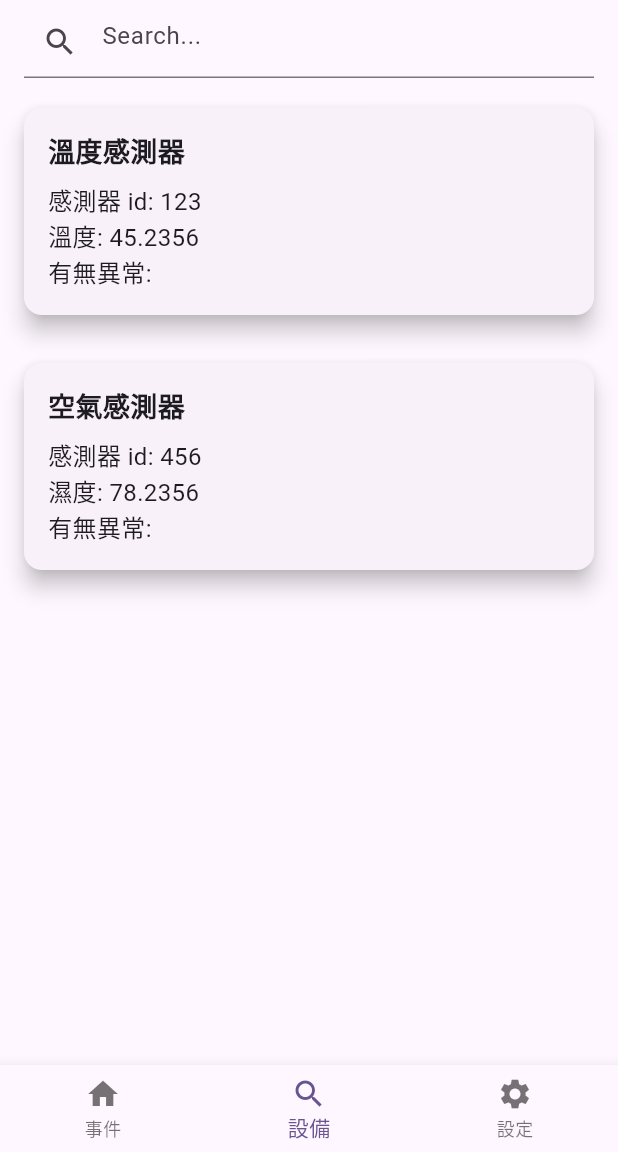
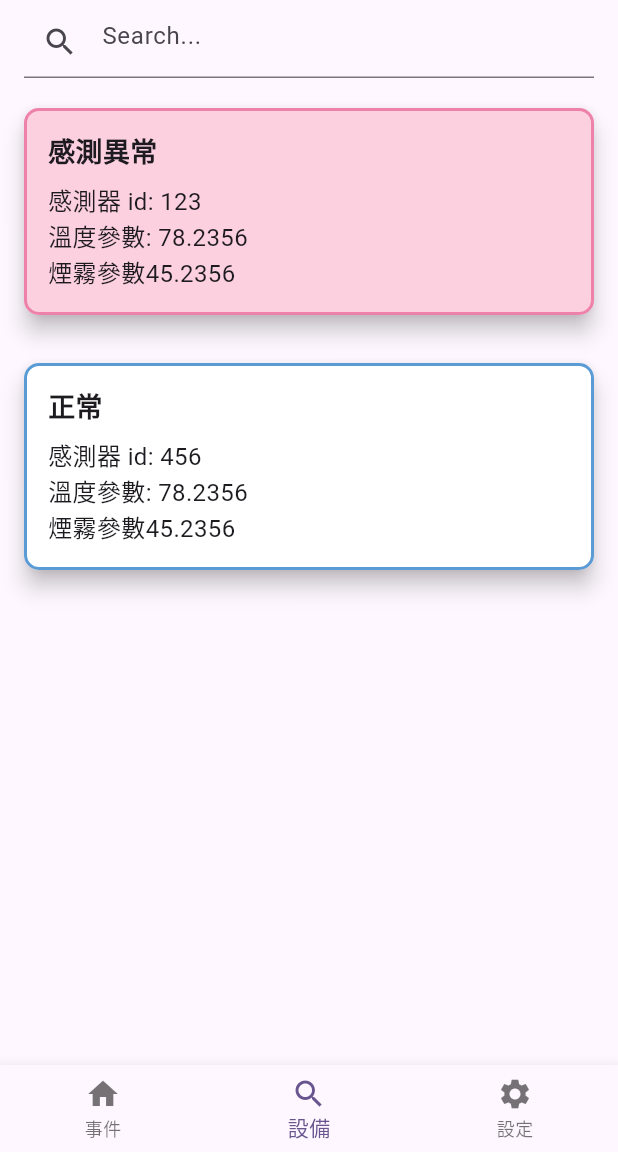
Before and after one commit to Artin0123/firealert, a Flutter app: the screen it shows after launch, item 2 of the bottom bar chosen, on a phone screen of 412 x 824 dp, the part 84-1236 px from its top. Run offline on Flutter 3.47's test engine with Material 3 defaults, Android fonts, the phone set to English and light mode, and no system bars; our stand-ins replace flutter_local_notifications; network calls fail.

Commit message:
設備溫度顏色

```diff
--- a/lib/main.dart
+++ b/lib/main.dart
@@ -201,6 +201,7 @@ String locations = '';
 String timestamps = '';
 String airqualitys = '45.2356';
 String temperatures = '78.2356';
+String normal = 'yes';
 // int _counter = 0;
 String apiUrl = 'http://140.138.150.29:38083/apis/index.php';
 String accessCode = '';
@@ -502,21 +503,29 @@ class PageTwo extends StatefulWidget {
   State<PageTwo> createState() => _Pagetwo();
 }
 
+class SensorData {
+  String airQuality;
+  String temperature;
+  String id;
+  String normals;
+  SensorData(this.airQuality, this.temperature, this.id, this.normals);
+}
+
 class _Pagetwo extends State<PageTwo> {
-  List<String> items = [];
+  List<SensorData> items = [];
   TextEditingController searchController = TextEditingController();
   var buffer = {};
 
   void updateList() async {
     // Fetch data and update the list
-    //Map<String, dynamic> newData = await fetchData();
+    // Map<String, dynamic> newData = await fetchData();
 
     setState(() {
-      //items = newData;
-      items.add(airqualitys);
-      items.add(temperatures);
-      buffer[123] = airqualitys;
-      buffer[456] = temperatures;
+      // items = newData;
+      items.add(SensorData(airqualitys, temperatures, '123', normal));
+      items.add(SensorData(airqualitys, temperatures, '456', 'no'));
+      buffer['123'] = SensorData(airqualitys, temperatures, '123', normal);
+      buffer['456'] = SensorData(airqualitys, temperatures, '456', 'no');
     });
   }
 
@@ -524,21 +533,30 @@ class _Pagetwo extends State<PageTwo> {
     // Filter items based on the search query
     setState(() {
       items = items
-          .where((item) => item.toLowerCase().contains(query.toLowerCase()))
+          .where((item) =>
+              item.airQuality.toLowerCase().contains(query.toLowerCase()) ||
+              item.temperature.toLowerCase().contains(query.toLowerCase()) ||
+              item.id.toLowerCase().contains(query.toLowerCase()))
           .toList();
     });
   }
 
   @override
   Widget build(BuildContext context) {
-    buffer[123] = airqualitys; //先預設值
-    buffer[456] = temperatures;
+    buffer['123'] = SensorData(airqualitys, temperatures, '123', 'yes'); // 先預設值
+    buffer['456'] = SensorData(airqualitys, temperatures, '456', 'no');
+    Color num1;
+    Color num2 = Color.fromARGB(248, 237, 127, 167);
+    List<Color> cardColors = [
+      Color.fromARGB(255, 253, 208, 223),
+      Color.fromARGB(248, 237, 127, 167),
+      Colors.white,
+      Color.fromARGB(255, 90, 155, 213)
+    ];
     return Scaffold(
       appBar: AppBar(
         title: TextField(
-          //controller: searchController,
           onTap: () async {
-            // Show search bar and get user input
             final query = await showSearch(
               context: context,
               delegate: SearchBarDelegate(buffer),
@@ -546,7 +564,6 @@ class _Pagetwo extends State<PageTwo> {
             if (query != null) {
               filterItems(query);
             }
-            // Handle search query
           },
           decoration: const InputDecoration(
             hintText: 'Search...',
@@ -557,19 +574,30 @@ class _Pagetwo extends State<PageTwo> {
       body: ListView.builder(
         itemCount: buffer.length,
         itemBuilder: (context, index) {
-            int key = buffer.keys.elementAt(index);
+          String key = buffer.keys.elementAt(index);
+          SensorData sensorData = buffer[key];
           String sensorTitle = '';
-            String exper = '';
-            if (index % 2 == 0) {
-              sensorTitle = '溫度感測器';
-              exper = '溫度';
+          if (sensorData.normals == 'yes') {
+            sensorTitle = '感測異常';
+            num1 = cardColors[0];
+            num2 = cardColors[1];
           } else {
-              sensorTitle = '空氣感測器';
-              exper = '濕度';
+            sensorTitle = '正常';
+            num1 = cardColors[2];
+            num2 = cardColors[3];
           }
+
           return Card(
             elevation: 6,
             margin: const EdgeInsets.all(16),
+            color: num1,
+            shape: RoundedRectangleBorder(
+              borderRadius: BorderRadius.circular(10.0),
+              side: BorderSide(
+                color: num2,
+                width: 2.0,
+              ),
+            ),
             child: Padding(
               padding: const EdgeInsets.all(16),
               child: Column(
@@ -578,29 +606,31 @@ class _Pagetwo extends State<PageTwo> {
                   Text(
                     sensorTitle,
                     style: const TextStyle(
-                          fontWeight: FontWeight.bold, fontSize: 18),
+                      fontWeight: FontWeight.bold,
+                      fontSize: 18,
+                    ),
                   ),
                   const SizedBox(height: 8),
                   Text(
-                      '感測器 id: $key\n$exper: ${buffer[key]}\n有無異常:',
+                    '感測器 id: ${sensorData.id}\n溫度參數: ${sensorData.temperature}\n煙霧參數${sensorData.airQuality}',
                     style: const TextStyle(fontSize: 16),
                   ),
                 ],
               ),
             ),
           );
-          }),
+        },
+      ),
     );
   }
 }
 
 class SearchBarDelegate extends SearchDelegate {
   var dic = {};
-  List<String> result = [];
+  List<SensorData> result = [];
   SearchBarDelegate(this.dic);
   @override
   Widget buildLeading(BuildContext context) {
-    //输入框之前的部件
     return IconButton(
       icon: const Icon(Icons.arrow_back),
       onPressed: () {
@@ -611,7 +641,6 @@ class SearchBarDelegate extends SearchDelegate {
 
   @override
   List<Widget> buildActions(BuildContext context) {
-    //輸入時的物件
     return [
       IconButton(
         tooltip: 'Clear',
@@ -626,42 +655,33 @@ class SearchBarDelegate extends SearchDelegate {
 
   @override
   Widget buildResults(BuildContext context) {
-    //顯示搜索結果
-
-    List<String> buffer = [];
+    List<SensorData> buffer = [];
     if (result.isNotEmpty) {
       buffer.add(result[0]);
-      buffer.add(result[1]);
       result.clear();
     } else {
-      buffer.add('0');
-      buffer.add('0');
+      buffer.add(SensorData('0', '0', '0', 'no'));
     }
 
     return ListTile(
-      title: Text('id :${buffer[0]}:\n${buffer[1]}'),
+      title: Text('id :${buffer[0].id}:\n${buffer[0].temperature}'),
       onTap: () {
-        // 处理结果的点击事件
-        // 这里你可以进行页面跳转或其他操作
-        //close(context, buffer);
+        // Handle result tap
       },
     );
   }
 
   @override
   Widget buildSuggestions(BuildContext context) {
-    //搜索建議
     return ListView(
       children: dic.entries.map((MapEntry<dynamic, dynamic> entry) {
         String key = entry.key.toString();
-        String value = entry.value.toString();
+        SensorData value = entry.value;
 
         return ListTile(
-          title: Text('id $key: $value'),
+          title: Text('id $key: ${value.temperature}'),
           onTap: () {
-            // 按下選中的項目
-            query = '$key $value'; // 將選中項目放進query
-            result.add(key);
+            query = '$key ${value.temperature}';
             result.add(value);
             showResults(context);
           },
```
Lines whose indentation alone changed are shown as unchanged.
